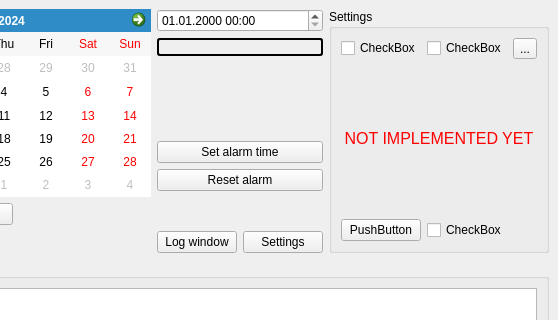
First picture: the form in src/gui/ui/mainwindow.ui, repository flexoid/QRtcAlarm, before the edit; both pictures show x 197 to 755 and y 0 to 320 of the 755 by 551 pixel window.
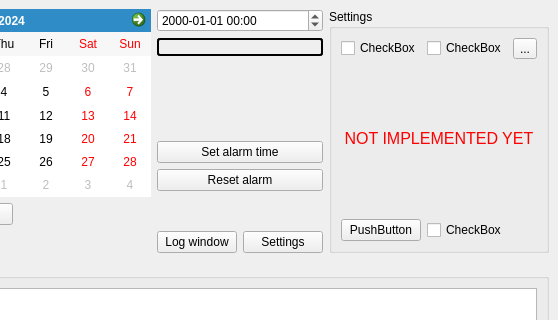
Second picture: the form after the edit. Custom widgets are drawn as their Qt base class.

Commit message: Time format of QDateTimeEdit by default is now ISO 8601: yyyy-MM-dd hh:mm

What changed in the file:
```diff
--- a/src/gui/ui/mainwindow.ui
+++ b/src/gui/ui/mainwindow.ui
@@ -53,7 +53,7 @@
          <enum>QDateTimeEdit::DaySection</enum>
         </property>
         <property name="displayFormat">
-         <string>dd.MM.yyyy HH:mm</string>
+         <string>yyyy-MM-dd hh:mm</string>
         </property>
         <property name="calendarPopup">
          <bool>false</bool>
```
Left out of the diff: 2 changed lines with no effect on the pictures.
